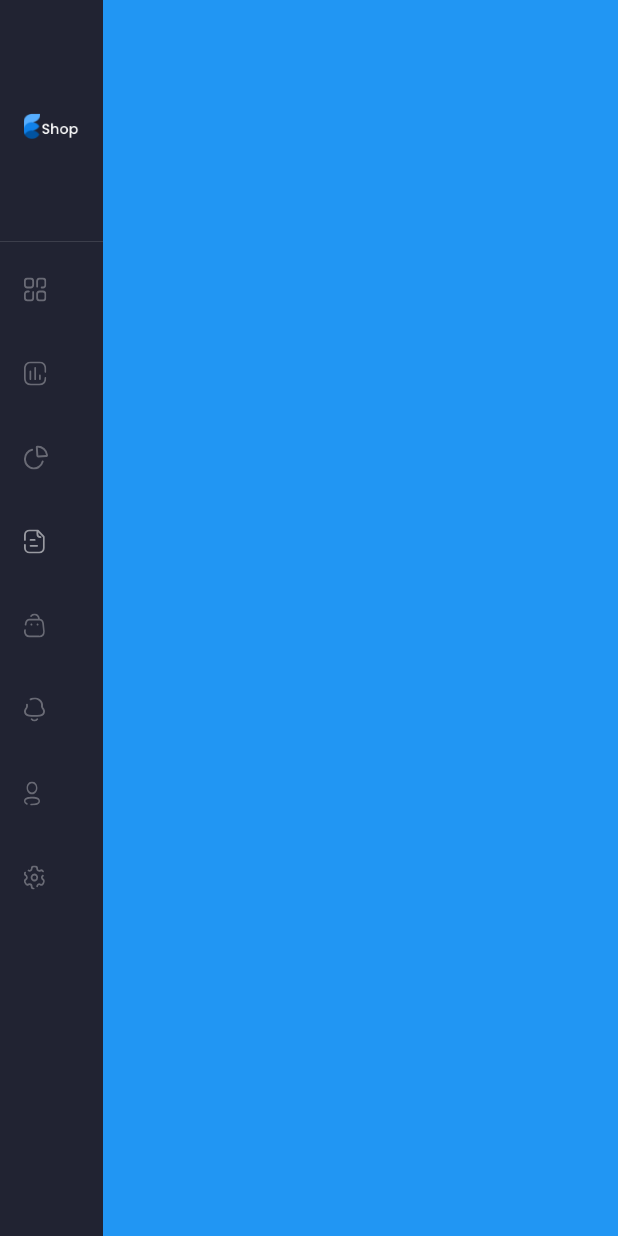
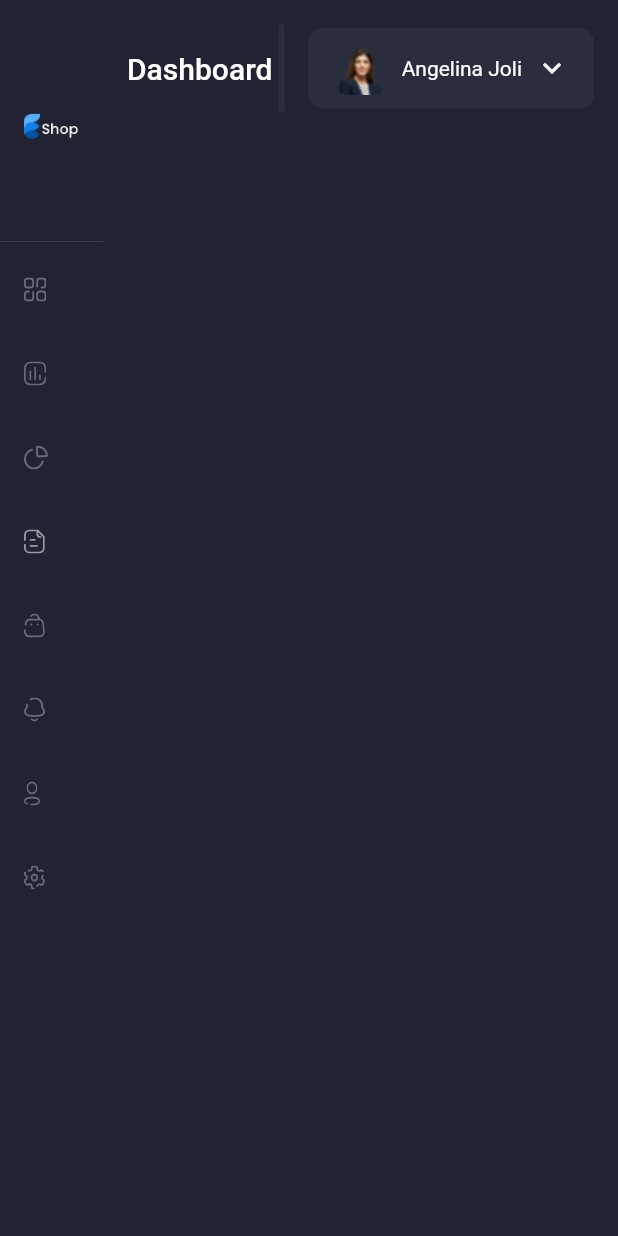
Before and after one commit to minhdinhtv761/flutter_responsive_admin_panel_or_dashboard_CLONE, a Flutter app: the screen it shows after launch, on a phone screen of 412 x 824 dp. Run offline on Flutter 3.47's test engine with Material 2 defaults, Android fonts, the phone set to English and light mode, and no system bars; our stand-ins replace flutter_svg.

Commit message:
HEADER - DASHBOARD
- Create dashboard screen's header
- Fix textTheme bug in main.dart
- Modify the axis in main_screen to perform the header in top

```diff
--- a/lib/main.dart
+++ b/lib/main.dart
@@ -18,7 +18,7 @@ class MyApp extends StatelessWidget {
       theme: ThemeData.dark().copyWith(
         scaffoldBackgroundColor: backgroundColor,
         canvasColor: secondaryColor,
-        textTheme: const TextTheme().apply(
+        textTheme: Theme.of(context).textTheme.apply(
           bodyColor: Colors.white,
         ),
       ),
--- /dev/null
+++ b/lib/screens/dashboard/components/dashboard_header.dart
@@ -0,0 +1,82 @@
+import 'package:flutter/material.dart';
+import 'package:flutter_svg/flutter_svg.dart';
+
+import '../../../constants.dart';
+
+class DashboardHeader extends StatelessWidget {
+  const DashboardHeader({
+    Key? key,
+  }) : super(key: key);
+
+  @override
+  Widget build(BuildContext context) {
+    return Row(
+      children: <Widget>[
+        Text(
+          'Dashboard',
+          style: Theme.of(context).textTheme.headline6,
+        ),
+        Spacer(),
+        Expanded(
+          child: TextField(
+            decoration: InputDecoration(
+              filled: true,
+              fillColor: secondaryColor,
+              border: OutlineInputBorder(
+                borderSide: BorderSide.none,
+                borderRadius: BorderRadius.circular(10.0),
+              ),
+              hintText: 'Search',
+              suffixIcon: Padding(
+                padding: const EdgeInsets.all(defaultPadding * 0.5),
+                child: Material(
+                  color: primaryColor,
+                  borderRadius: BorderRadius.circular(10.0),
+                  child: InkWell(
+                    borderRadius: BorderRadius.circular(10.0),
+                    onTap: () {},
+                    child: Padding(
+                      padding: EdgeInsets.all(defaultPadding * 0.75),
+                      child: SvgPicture.asset(
+                        'assets/icons/search.svg',
+                        color: Colors.white,
+                      ),
+                    ),
+                  ),
+                ),
+              ),
+            ),
+          ),
+        ),
+        SizedBox(width: defaultPadding),
+        Container(
+          padding: EdgeInsets.symmetric(
+            horizontal: defaultPadding,
+            vertical: defaultPadding * 0.5,
+          ),
+          decoration: BoxDecoration(
+            color: secondaryColor,
+            borderRadius: BorderRadius.circular(10.0),
+          ),
+          child: Row(
+            children: <Widget>[
+              Image.asset(
+                'assets/images/profile_pic.png',
+                height: 38,
+              ),
+              Padding(
+                padding: EdgeInsets.symmetric(
+                  horizontal: defaultPadding * 0.5,
+                ),
+                child: Text(
+                  'Angelina Joli',
+                ),
+              ),
+              Icon(Icons.keyboard_arrow_down),
+            ],
+          ),
+        )
+      ],
+    );
+  }
+}
--- /dev/null
+++ b/lib/screens/dashboard/dashboard_screen.dart
@@ -0,0 +1,25 @@
+import 'package:flutter/cupertino.dart';
+import 'package:flutter/material.dart';
+
+import '../../constants.dart';
+import 'components/dashboard_header.dart';
+
+class DashboardScreen extends StatelessWidget {
+  const DashboardScreen({
+    Key? key,
+  }) : super(key: key);
+
+  @override
+  Widget build(BuildContext context) {
+    return SafeArea(
+      child: SingleChildScrollView(
+        padding: EdgeInsets.all(defaultPadding),
+        child: Column(
+          children: <Widget>[
+            DashboardHeader(),
+          ],
+        ),
+      ),
+    );
+  }
+}
--- a/lib/screens/main/main_screen.dart
+++ b/lib/screens/main/main_screen.dart
@@ -1,5 +1,6 @@
 import 'package:flutter/material.dart';
 
+import '../dashboard/dashboard_screen.dart';
 import 'components/drawer_menu.dart';
 
 class MainScreen extends StatefulWidget {
@@ -15,6 +16,7 @@ class _MainScreenState extends State<MainScreen> {
     return Scaffold(
       body: SafeArea(
         child: Row(
+          crossAxisAlignment: CrossAxisAlignment.start,
           children: <Widget>[
             Expanded(
               flex: 1,
@@ -22,9 +24,7 @@ class _MainScreenState extends State<MainScreen> {
             ),
             Expanded(
               flex: 5,
-              child: Container(
-                color: Colors.blue,
-              ),
+              child: DashboardScreen(),
             ),
           ],
         ),
```
